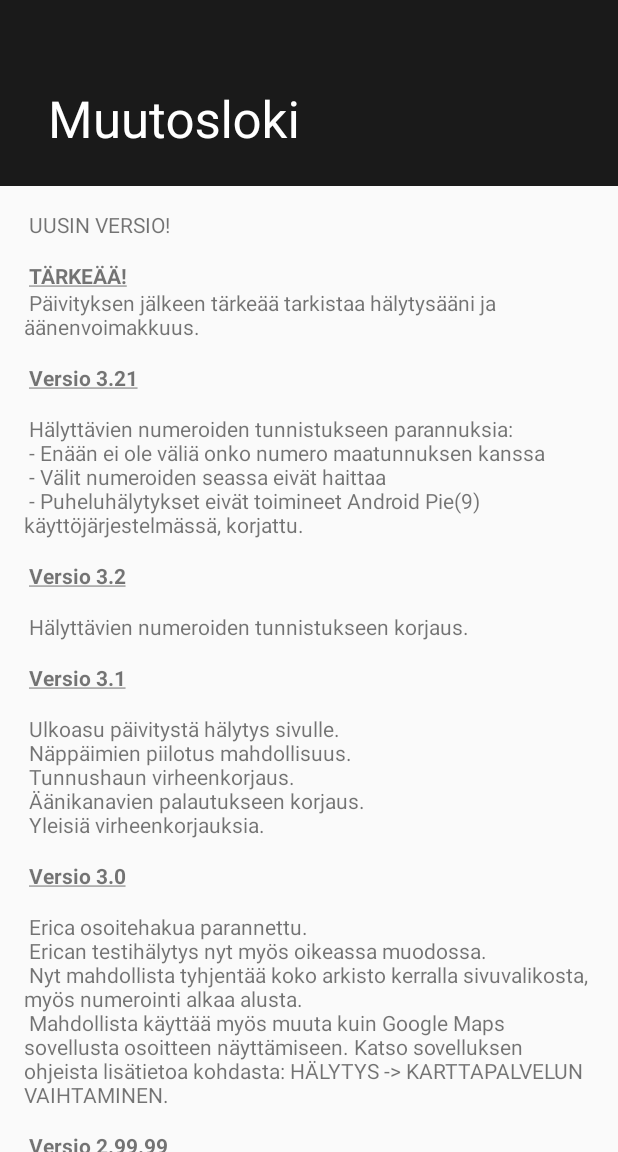
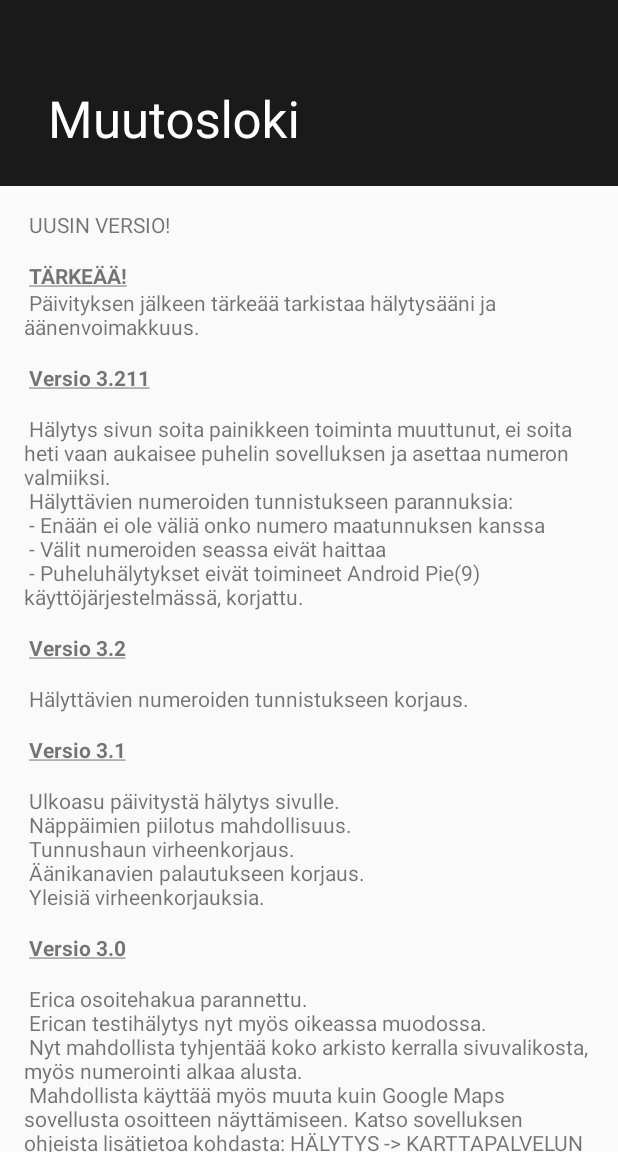
Before and after one commit to Kultalaaki/VPKApuri, an Android app: the screen it shows after launch (changelog), in the side drawer, after a tap on "Muutosloki", on a phone screen of 412 x 824 dp, the part 84-1236 px from its top. Run offline under Robolectric (Android 15) with nearby library versions, the phone set to English and light mode, and no system bars.

Commit message:
Versio 3.211 soittoluvat pois ja pari muuta turhaa. Soita napin toiminan muutos "hitaammaksi". Yritys takaisin Play kauppaan.

```diff
--- a/app/build.gradle
+++ b/app/build.gradle
@@ -15,8 +15,8 @@ android {
         applicationId "kultalaaki.vpkapuri"
         minSdkVersion 16
         targetSdkVersion 28
-        versionCode 87
-        versionName "3.21"
+        versionCode 88
+        versionName "3.211"
     }
     buildTypes {
         release {
--- a/app/src/main/java/kultalaaki/vpkapuri/SettingsActivity.java
+++ b/app/src/main/java/kultalaaki/vpkapuri/SettingsActivity.java
@@ -345,7 +345,9 @@ public class SettingsActivity extends AppCompatPreferenceActivity {
     public static class DataSyncPreferenceFragment extends PreferenceFragment {
 
         private String[] permissionsSms = {Manifest.permission.READ_CALL_LOG, Manifest.permission.WRITE_EXTERNAL_STORAGE, Manifest.permission.READ_EXTERNAL_STORAGE,
-                Manifest.permission.READ_PHONE_STATE, Manifest.permission.RECEIVE_SMS, Manifest.permission.SEND_SMS, Manifest.permission.CALL_PHONE};
+                Manifest.permission.READ_PHONE_STATE, Manifest.permission.RECEIVE_SMS, Manifest.permission.SEND_SMS};
+
+        //, Manifest.permission.CALL_PHONE
 
         @Override
         public void onCreate(Bundle savedInstanceState) {
--- a/app/src/main/java/kultalaaki/vpkapuri/halyaaniService.java
+++ b/app/src/main/java/kultalaaki/vpkapuri/halyaaniService.java
@@ -420,7 +420,7 @@ public class halyaaniService extends Service implements MediaPlayer.OnPreparedLi
             }
             halynumero10 = halynumero10.replaceAll("[()\\s-+]+", "");
         }
-        Log.e("tager", "s"+ numero);
+        //Log.e("tager", "s"+ numero);
         boolean kaytaAvainsanaa = pref.getBoolean("avainsana", false);
         boolean numeroTasmaa = false;
         boolean avainsanaTasmaa = false;
@@ -505,7 +505,7 @@ public class halyaaniService extends Service implements MediaPlayer.OnPreparedLi
             autoAukaisu = pref_general.getBoolean("autoAukaisu", false);
             String numero = intent.getStringExtra("number");
             String message = intent.getStringExtra("message");
-            Log.e("tager", "s"+ numero);
+            //Log.e("tager", "s"+ numero);
             // Todo poista ennen julkaisua
             //message += " S" + numero + "S ";
             //voisi ottaa tässä jo puheluhäly ja hylätä String halytysaani
--- a/app/src/main/java/kultalaaki/vpkapuri/halypuhelu2.java
+++ b/app/src/main/java/kultalaaki/vpkapuri/halypuhelu2.java
@@ -33,7 +33,7 @@ public class halypuhelu2 extends BroadcastReceiver {
     public void onReceive(Context context, Intent intent) {
         //Toast.makeText(context, "check receive", Toast.LENGTH_LONG).show();
         //We listen to two intents.  The new outgoing call only tells us of an outgoing call.  We use it to get the number.
-        //String action = intent.getAction();
+        String action = intent.getAction();
 
         if (intent.hasExtra(TelephonyManager.EXTRA_INCOMING_NUMBER)) {
             String number = intent.getStringExtra(TelephonyManager.EXTRA_INCOMING_NUMBER);
--- a/app/src/main/res/values/strings.xml
+++ b/app/src/main/res/values/strings.xml
@@ -47,7 +47,8 @@
         <u><b>TÄRKEÄÄ!</b></u>\n
         Päivityksen jälkeen tärkeää tarkistaa hälytysääni ja äänenvoimakkuus.\n\n
 
-        <u><b>Versio 3.21</b></u>\n\n
+        <u><b>Versio 3.211</b></u>\n\n
+        Hälytys sivun soita painikkeen toiminta muuttunut, ei soita heti vaan aukaisee puhelin sovelluksen ja asettaa numeron valmiiksi.\n
         Hälyttävien numeroiden tunnistukseen parannuksia:\n
         - Enään ei ole väliä onko numero maatunnuksen kanssa\n
         - Välit numeroiden seassa eivät haittaa\n
```
Also changed, not shown: app/src/main/AndroidManifest.xml (+3 -8 lines), app/src/main/java/kultalaaki/vpkapuri/HalytysButtonsFragment.java (+9 -6 lines), 1 other file.
